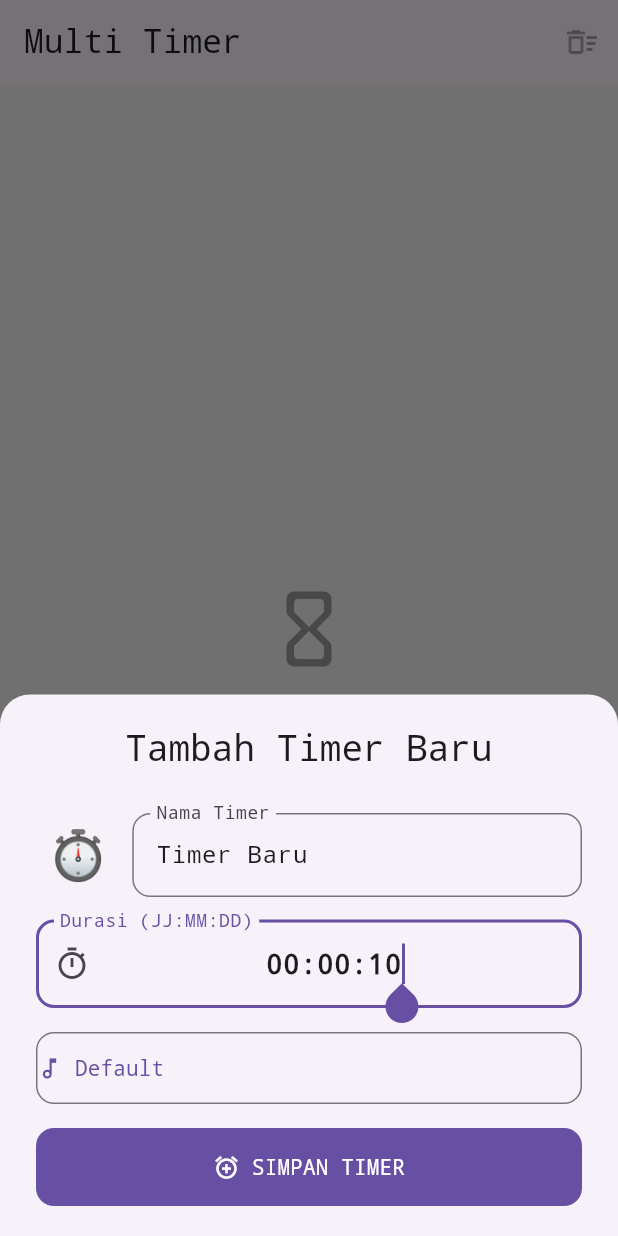
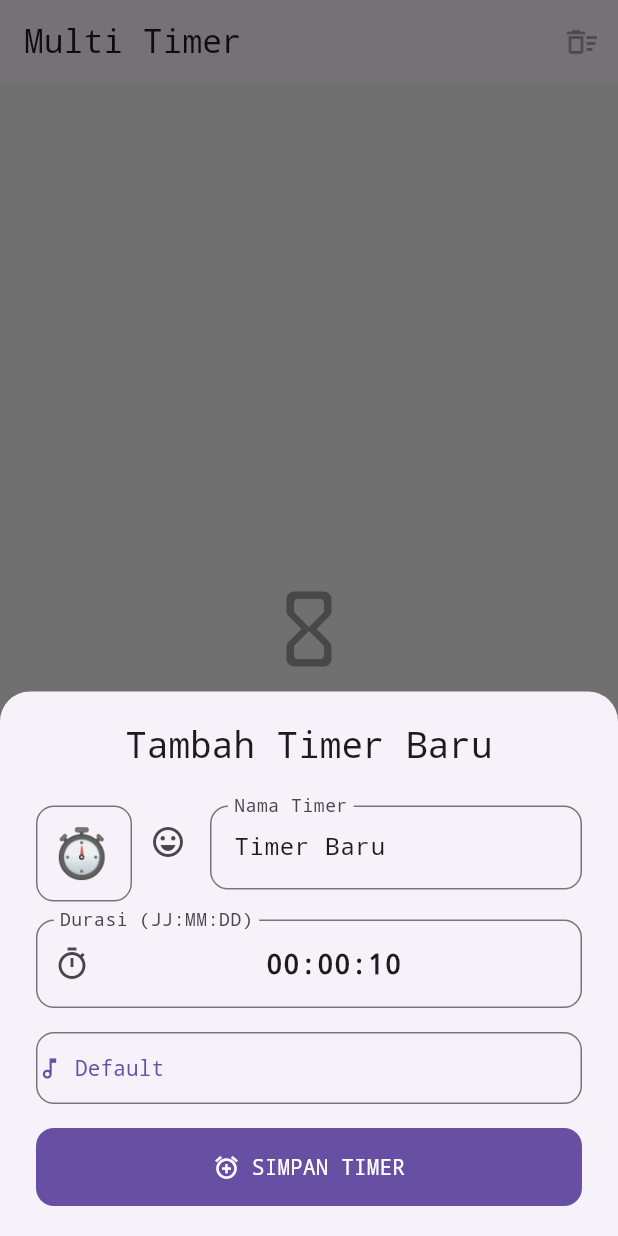
Before and after one commit to Greenson22/my_clock, a Flutter app: the screen it shows after launch, after a tap on "Timer Baru", on a phone screen of 412 x 824 dp. Run offline on Flutter 3.47's test engine with Material 3 defaults, Android fonts, the light colour scheme and no system bars; our stand-ins replace file_picker, flutter_local_notifications, just_audio, permission_handler, shared_preferences; missing offline and left inert: flutter_background_service, flutter_background_service_android, flutter_ringtone_player.

Commit message:
feat(ui): Gabungkan input keyboard dan pemilih dialog untuk emoji
Meningkatkan fungsionalitas pemilihan ikon dengan memungkinkan pengguna memilih emoji melalui dua cara:
1.  Mengetik langsung di `TextField` ikon.
2.  Menekan tombol baru untuk membuka `EmojiPickerDialog` dan memilih dari daftar.

-   Menambahkan `IconButton` di sebelah `TextField` ikon pada `AddTimerSheet`.
-   Mengembalikan `EmojiPickerDialog` untuk digunakan sebagai daftar pilihan.
-   Saat emoji dipilih dari dialog, `TextField` akan diperbarui secara otomatis.

```diff
--- a/lib/features/countdown/presentation/widgets/add_timer_sheet.dart
+++ b/lib/features/countdown/presentation/widgets/add_timer_sheet.dart
@@ -5,7 +5,7 @@ import 'package:file_picker/file_picker.dart';
 
 import '../../service/countdown_utils.dart';
 import '../formatters/time_input_formatter.dart';
-import 'emoji_picker_dialog.dart'; // <-- IMPOR BARU
+import 'emoji_picker_dialog.dart'; // <-- Pastikan file ini diimpor
 
 class AddTimerSheet extends StatefulWidget {
   final Function(
@@ -25,20 +25,22 @@ class AddTimerSheet extends StatefulWidget {
 class _AddTimerSheetState extends State<AddTimerSheet> {
   late final TextEditingController _nameController;
   late final TextEditingController _timeController;
+  late final TextEditingController _iconController;
   File? _selectedAlarmFile;
-  String _selectedEmoji = '⏱️'; // <-- [PERUBAHAN] State untuk menyimpan emoji
 
   @override
   void initState() {
     super.initState();
     _nameController = TextEditingController(text: defaultTimerName);
     _timeController = TextEditingController(text: defaultTimeString);
+    _iconController = TextEditingController(text: '⏱️');
   }
 
   @override
   void dispose() {
     _nameController.dispose();
     _timeController.dispose();
+    _iconController.dispose();
     super.dispose();
   }
 
@@ -53,14 +55,14 @@ class _AddTimerSheetState extends State<AddTimerSheet> {
     }
   }
 
+  // [BARU] Fungsi untuk membuka dialog pemilih emoji
   void _showEmojiPicker() {
     showDialog(
       context: context,
       builder: (_) => EmojiPickerDialog(
         onEmojiSelected: (emoji) {
-          setState(() {
-            _selectedEmoji = emoji;
-          });
+          // Update teks di dalam TextField saat emoji dipilih
+          _iconController.text = emoji;
         },
       ),
     );
@@ -70,11 +72,14 @@ class _AddTimerSheetState extends State<AddTimerSheet> {
     final String name = _nameController.text.isNotEmpty
         ? _nameController.text
         : defaultTimerName;
+    final String iconChar = _iconController.text.isNotEmpty
+        ? _iconController.text
+        : '⏱️';
     widget.onAddTimer(
       name,
       _timeController.text,
       _selectedAlarmFile?.path,
-      _selectedEmoji,
+      iconChar,
     );
   }
 
@@ -97,22 +102,32 @@ class _AddTimerSheetState extends State<AddTimerSheet> {
           ),
           const SizedBox(height: 24),
           Row(
+            crossAxisAlignment: CrossAxisAlignment.start,
             children: [
-              InkWell(
-                onTap: _showEmojiPicker,
-                borderRadius: BorderRadius.circular(24),
-                child: Tooltip(
-                  message: 'Pilih Simbol',
-                  child: Padding(
-                    padding: const EdgeInsets.all(8.0),
-                    child: Text(
-                      _selectedEmoji,
-                      style: const TextStyle(fontSize: 32),
+              // TextField untuk input emoji dari keyboard
+              SizedBox(
+                width: 64,
+                child: TextField(
+                  controller: _iconController,
+                  textAlign: TextAlign.center,
+                  maxLength: 1,
+                  style: const TextStyle(fontSize: 32),
+                  decoration: const InputDecoration(
+                    counterText: "",
+                    border: OutlineInputBorder(
+                      borderRadius: BorderRadius.all(Radius.circular(12)),
                     ),
+                    contentPadding: EdgeInsets.symmetric(vertical: 8),
                   ),
                 ),
               ),
-              const SizedBox(width: 8),
+              // [BARU] Tombol untuk membuka daftar emoji
+              IconButton(
+                icon: const Icon(Icons.emoji_emotions_outlined),
+                onPressed: _showEmojiPicker,
+                tooltip: 'Pilih dari daftar',
+              ),
+              const SizedBox(width: 4),
               Expanded(
                 child: TextField(
                   controller: _nameController,
@@ -130,7 +145,6 @@ class _AddTimerSheetState extends State<AddTimerSheet> {
           TextField(
             controller: _timeController,
             textAlign: TextAlign.center,
-            autofocus: true,
             style: const TextStyle(
               fontSize: 18,
               fontWeight: FontWeight.w600,
--- a/lib/features/countdown/presentation/widgets/timer_card.dart
+++ b/lib/features/countdown/presentation/widgets/timer_card.dart
@@ -4,6 +4,7 @@ import '../../service/countdown_model.dart';
 import '../../service/countdown_utils.dart';
 
 class TimerCard extends StatelessWidget {
+  // ... (konstruktor dan properti tidak berubah)
   final CountdownTimer timer;
   final VoidCallback onStopAlarm;
   final VoidCallback onResume;
@@ -25,6 +26,7 @@ class TimerCard extends StatelessWidget {
 
   @override
   Widget build(BuildContext context) {
+    // ... (logika warna dan progres tidak berubah)
     final bool isPaused = timer.isPaused;
     final bool isDone = timer.isDone;
 
@@ -63,8 +65,7 @@ class TimerCard extends StatelessWidget {
             ListTile(
               contentPadding: EdgeInsets.zero,
               leading: Text(
-                // <-- [PERUBAHAN] Ganti Icon dengan Text
-                timer.iconChar ?? '⏱️',
+                timer.iconChar ?? '⏱️', // <-- Logika ini sudah benar
                 style: const TextStyle(fontSize: 36),
               ),
               title: Row(
```
